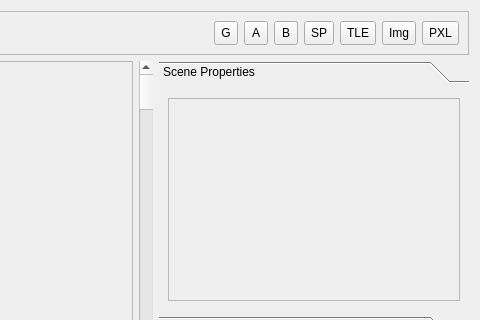
RSDKModding/RetroED, file RetroEDv2/tools/sceneeditorv5.ui: the form before one commit; both pictures show x 483 to 963 and y 0 to 320 of the 963 by 513 pixel window.
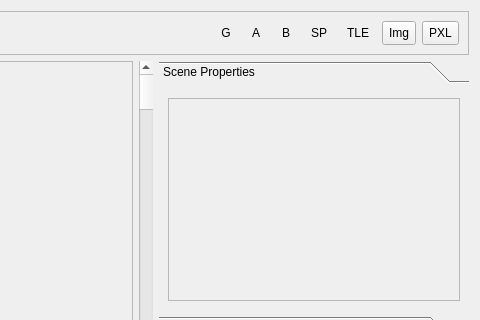
The form after the commit. Icons and pictures are not drawn.

```diff
--- a/RetroEDv2/tools/sceneeditorv5.ui
+++ b/RetroEDv2/tools/sceneeditorv5.ui
@@ -270,6 +270,9 @@
         <property name="checkable">
          <bool>true</bool>
         </property>
+        <property name="autoRaise">
+         <bool>true</bool>
+        </property>
        </widget>
       </item>
       <item row="0" column="1">
@@ -316,6 +319,9 @@
         <property name="checkable">
          <bool>true</bool>
         </property>
+        <property name="autoRaise">
+         <bool>true</bool>
+        </property>
        </widget>
       </item>
       <item row="0" column="5">
@@ -362,6 +368,9 @@
         <property name="checkable">
          <bool>true</bool>
         </property>
+        <property name="autoRaise">
+         <bool>true</bool>
+        </property>
        </widget>
       </item>
       <item row="0" column="17">
@@ -385,6 +394,9 @@
         <property name="checkable">
          <bool>true</bool>
         </property>
+        <property name="autoRaise">
+         <bool>true</bool>
+        </property>
        </widget>
       </item>
       <item row="0" column="18">
@@ -404,6 +416,9 @@
         <property name="checkable">
          <bool>true</bool>
         </property>
+        <property name="autoRaise">
+         <bool>true</bool>
+        </property>
        </widget>
       </item>
       <item row="0" column="24">
```
